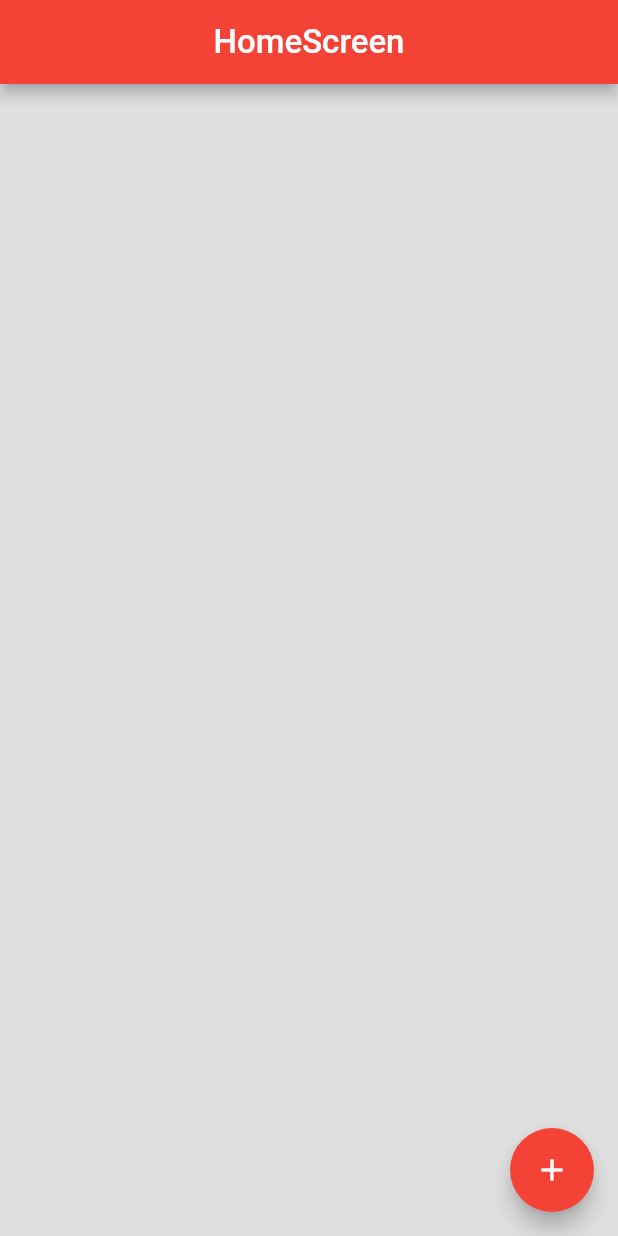
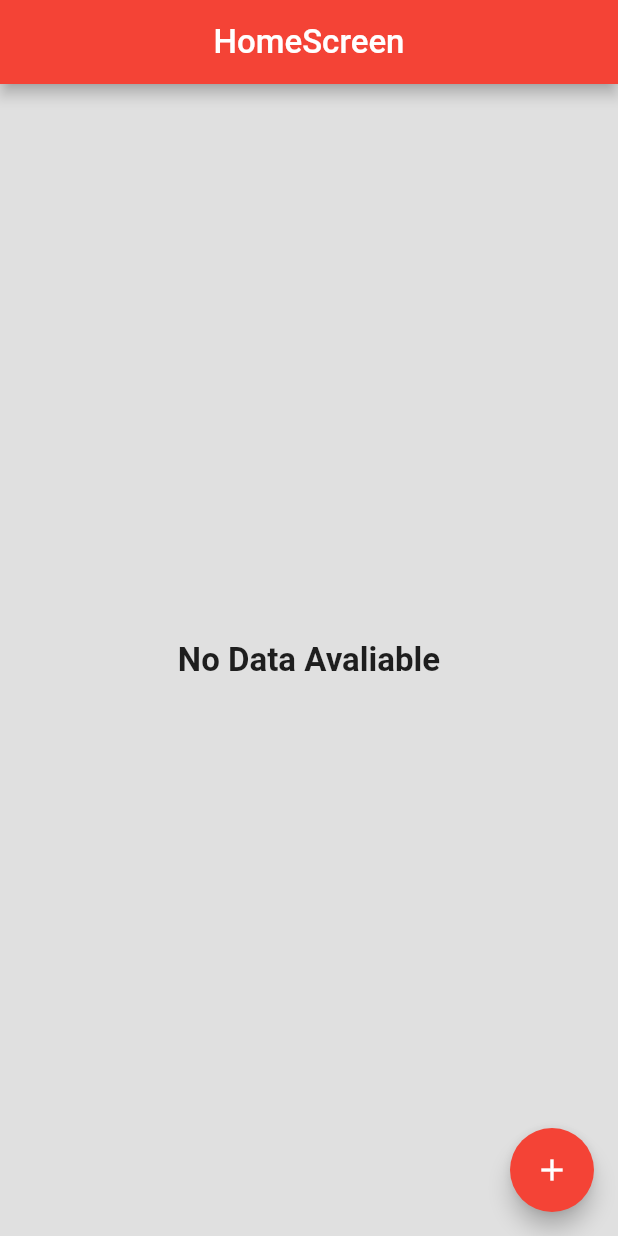
Before and after one commit to AfilAhamed/Blood_Doners_App, a Flutter app: the screen it shows after launch, on a phone screen of 412 x 824 dp. Run offline on Flutter 3.47's test engine with Material 3 defaults, Android fonts, the phone set to English and light mode, and no system bars; our stand-ins replace cloud_firestore, firebase_core; accounts and stored records are empty.

```diff
--- a/lib/view/home_screen/home_screen.dart
+++ b/lib/view/home_screen/home_screen.dart
@@ -21,6 +21,14 @@ class HomeScreen extends StatelessWidget {
           ),
         ),
         body: Consumer<CrudController>(builder: (context, homeProvider, child) {
+          if (homeProvider.donorsDetails.isEmpty) {
+            return const Center(
+              child: Text(
+                'No Data Avaliable',
+                style: TextStyle(fontWeight: FontWeight.bold, fontSize: 22),
+              ),
+            );
+          }
           return Padding(
               padding: const EdgeInsets.all(10.0),
               child: ListView.builder(
```
